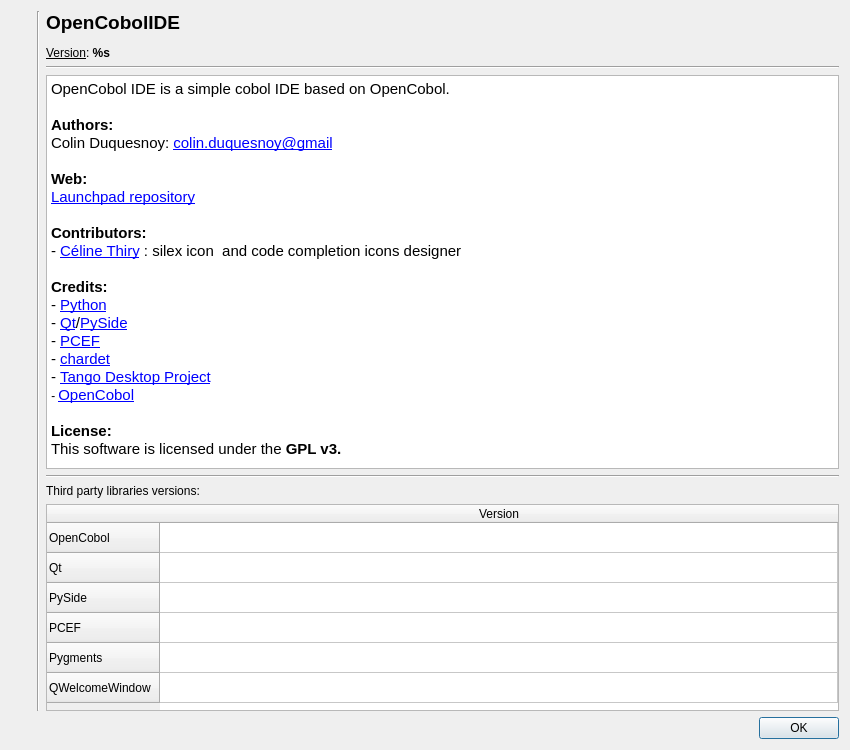
The window that oci/ui/dlg_about.ui (OpenCobolIDE/OpenCobolIDE) describes before a commit, drawn with Qt 5.
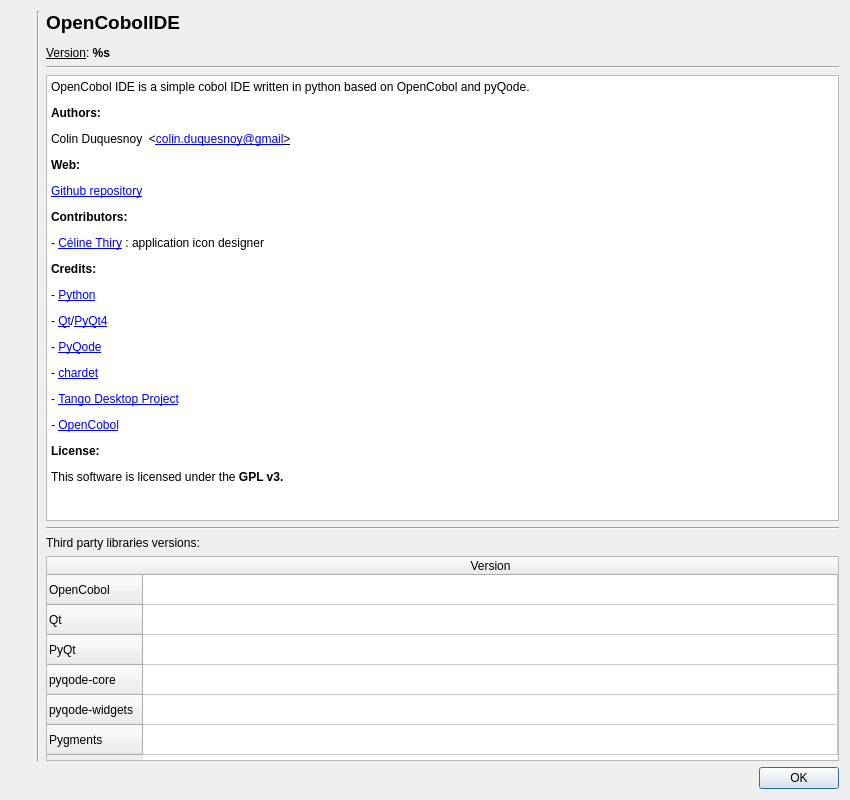
The same window after the commit. Icons and pictures are not drawn.

Commit message: Add dlg about

The edit to the form file:
```diff
--- a/oci/ui/dlg_about.ui
+++ b/oci/ui/dlg_about.ui
@@ -7,13 +7,13 @@
     <x>0</x>
     <y>0</y>
     <width>850</width>
-    <height>750</height>
+    <height>800</height>
    </rect>
   </property>
   <property name="minimumSize">
    <size>
     <width>850</width>
-    <height>750</height>
+    <height>800</height>
    </size>
   </property>
   <property name="windowTitle">
@@ -93,28 +93,23 @@
             <string>&lt;!DOCTYPE HTML PUBLIC &quot;-//W3C//DTD HTML 4.0//EN&quot; &quot;http://www.w3.org/TR/REC-html40/strict.dtd&quot;&gt;
 &lt;html&gt;&lt;head&gt;&lt;meta name=&quot;qrichtext&quot; content=&quot;1&quot; /&gt;&lt;style type=&quot;text/css&quot;&gt;
 p, li { white-space: pre-wrap; }
-&lt;/style&gt;&lt;/head&gt;&lt;body style=&quot; font-family:'Ubuntu'; font-size:11pt; font-weight:400; font-style:normal;&quot;&gt;
-&lt;p style=&quot; margin-top:0px; margin-bottom:0px; margin-left:0px; margin-right:0px; -qt-block-indent:0; text-indent:0px;&quot;&gt;OpenCobol IDE is a simple cobol IDE based on OpenCobol.&lt;/p&gt;
-&lt;p style=&quot;-qt-paragraph-type:empty; margin-top:0px; margin-bottom:0px; margin-left:0px; margin-right:0px; -qt-block-indent:0; text-indent:0px;&quot;&gt;&lt;br /&gt;&lt;/p&gt;
-&lt;p style=&quot; margin-top:0px; margin-bottom:0px; margin-left:0px; margin-right:0px; -qt-block-indent:0; text-indent:0px;&quot;&gt;&lt;span style=&quot; font-weight:600; color:#000000;&quot;&gt;Authors:&lt;/span&gt;&lt;/p&gt;
-&lt;p style=&quot; margin-top:0px; margin-bottom:0px; margin-left:0px; margin-right:0px; -qt-block-indent:0; text-indent:0px;&quot;&gt;&lt;span style=&quot; color:#000000;&quot;&gt;Colin Duquesnoy: &lt;/span&gt;&lt;a href=&quot;mailto:colin.duquesnoy@gmail&quot;&gt;&lt;span style=&quot; text-decoration: underline; color:#0000ff;&quot;&gt;colin.duquesnoy@gmail&lt;/span&gt;&lt;/a&gt;&lt;/p&gt;
-&lt;p style=&quot;-qt-paragraph-type:empty; margin-top:0px; margin-bottom:0px; margin-left:0px; margin-right:0px; -qt-block-indent:0; text-indent:0px; text-decoration: underline; color:#0000ff;&quot;&gt;&lt;br /&gt;&lt;/p&gt;
-&lt;p style=&quot; margin-top:0px; margin-bottom:0px; margin-left:0px; margin-right:0px; -qt-block-indent:0; text-indent:0px;&quot;&gt;&lt;span style=&quot; font-weight:600;&quot;&gt;Web:&lt;/span&gt;&lt;/p&gt;
-&lt;p style=&quot; margin-top:0px; margin-bottom:0px; margin-left:0px; margin-right:0px; -qt-block-indent:0; text-indent:0px;&quot;&gt;&lt;a href=&quot;https://launchpad.net/cobcide&quot;&gt;&lt;span style=&quot; text-decoration: underline; color:#0000ff;&quot;&gt;Launchpad repository&lt;/span&gt;&lt;/a&gt;&lt;/p&gt;
-&lt;p style=&quot;-qt-paragraph-type:empty; margin-top:0px; margin-bottom:0px; margin-left:0px; margin-right:0px; -qt-block-indent:0; text-indent:0px; font-weight:600;&quot;&gt;&lt;br /&gt;&lt;/p&gt;
-&lt;p style=&quot; margin-top:0px; margin-bottom:0px; margin-left:0px; margin-right:0px; -qt-block-indent:0; text-indent:0px;&quot;&gt;&lt;span style=&quot; font-weight:600;&quot;&gt;Contributors: &lt;/span&gt;&lt;/p&gt;
-&lt;p style=&quot; margin-top:0px; margin-bottom:0px; margin-left:0px; margin-right:0px; -qt-block-indent:0; text-indent:0px;&quot;&gt;- &lt;a href=&quot;mailto:thiry.celi@gmail.com&quot;&gt;&lt;span style=&quot; text-decoration: underline; color:#0000ff;&quot;&gt;Céline Thiry&lt;/span&gt;&lt;/a&gt; : silex icon  and code completion icons designer&lt;/p&gt;
-&lt;p style=&quot;-qt-paragraph-type:empty; margin-top:0px; margin-bottom:0px; margin-left:0px; margin-right:0px; -qt-block-indent:0; text-indent:0px;&quot;&gt;&lt;br /&gt;&lt;/p&gt;
-&lt;p style=&quot; margin-top:0px; margin-bottom:0px; margin-left:0px; margin-right:0px; -qt-block-indent:0; text-indent:0px;&quot;&gt;&lt;span style=&quot; font-weight:600;&quot;&gt;Credits: &lt;/span&gt;&lt;/p&gt;
-&lt;p style=&quot; margin-top:0px; margin-bottom:0px; margin-left:0px; margin-right:0px; -qt-block-indent:0; text-indent:0px;&quot;&gt;- &lt;a href=&quot;http://python.org/&quot;&gt;&lt;span style=&quot; text-decoration: underline; color:#0000ff;&quot;&gt;Python&lt;/span&gt;&lt;/a&gt;&lt;/p&gt;
-&lt;p style=&quot; margin-top:0px; margin-bottom:0px; margin-left:0px; margin-right:0px; -qt-block-indent:0; text-indent:0px;&quot;&gt;- &lt;a href=&quot;http://qt-project.org/&quot;&gt;&lt;span style=&quot; text-decoration: underline; color:#0000ff;&quot;&gt;Qt&lt;/span&gt;&lt;/a&gt;/&lt;a href=&quot;http://qt-project.org/wiki/Category:LanguageBindings::PySide&quot;&gt;&lt;span style=&quot; text-decoration: underline; color:#0000ff;&quot;&gt;PySide&lt;/span&gt;&lt;/a&gt;&lt;/p&gt;
-&lt;p style=&quot; margin-top:0px; margin-bottom:0px; margin-left:0px; margin-right:0px; -qt-block-indent:0; text-indent:0px;&quot;&gt;- &lt;a href=&quot;https://github.com/ColinDuquesnoy/PCEF&quot;&gt;&lt;span style=&quot; text-decoration: underline; color:#0000ff;&quot;&gt;PCEF&lt;/span&gt;&lt;/a&gt;&lt;/p&gt;
-&lt;p style=&quot; margin-top:0px; margin-bottom:0px; margin-left:0px; margin-right:0px; -qt-block-indent:0; text-indent:0px;&quot;&gt;- &lt;a href=&quot;https://pypi.python.org/pypi/chardet&quot;&gt;&lt;span style=&quot; text-decoration: underline; color:#0000ff;&quot;&gt;chardet&lt;/span&gt;&lt;/a&gt;&lt;/p&gt;
-&lt;p style=&quot; margin-top:0px; margin-bottom:0px; margin-left:0px; margin-right:0px; -qt-block-indent:0; text-indent:0px;&quot;&gt;- &lt;a href=&quot;http://tango.freedesktop.org/&quot;&gt;&lt;span style=&quot; text-decoration: underline; color:#0000ff;&quot;&gt;Tango Desktop Project&lt;/span&gt;&lt;/a&gt;&lt;/p&gt;
-&lt;p style=&quot; margin-top:0px; margin-bottom:0px; margin-left:0px; margin-right:0px; -qt-block-indent:0; text-indent:0px;&quot;&gt;&lt;span style=&quot; font-size:9pt; font-style:italic;&quot;&gt;- &lt;/span&gt;&lt;a href=&quot;http://www.opencobol.org/&quot;&gt;&lt;span style=&quot; text-decoration: underline; color:#0000ff;&quot;&gt;OpenCobol&lt;/span&gt;&lt;/a&gt;&lt;/p&gt;
-&lt;p style=&quot;-qt-paragraph-type:empty; margin-top:0px; margin-bottom:0px; margin-left:0px; margin-right:0px; -qt-block-indent:0; text-indent:0px; text-decoration: underline; color:#0000ff;&quot;&gt;&lt;br /&gt;&lt;/p&gt;
-&lt;p style=&quot; margin-top:0px; margin-bottom:0px; margin-left:0px; margin-right:0px; -qt-block-indent:0; text-indent:0px;&quot;&gt;&lt;span style=&quot; font-weight:600;&quot;&gt;License:&lt;/span&gt;&lt;/p&gt;
-&lt;p style=&quot; margin-top:0px; margin-bottom:0px; margin-left:0px; margin-right:0px; -qt-block-indent:0; text-indent:0px;&quot;&gt;This software is licensed under the &lt;span style=&quot; font-weight:600;&quot;&gt;GPL v3.&lt;/span&gt;&lt;/p&gt;&lt;/body&gt;&lt;/html&gt;</string>
+&lt;/style&gt;&lt;/head&gt;&lt;body style=&quot; font-family:'Sans'; font-size:9pt; font-weight:400; font-style:normal;&quot;&gt;
+&lt;p style=&quot; margin-top:12px; margin-bottom:12px; margin-left:0px; margin-right:0px; -qt-block-indent:0; text-indent:0px;&quot;&gt;&lt;span style=&quot; font-family:'Ubuntu';&quot;&gt;OpenCobol IDE is a simple cobol IDE written in python based on OpenCobol and pyQode.&lt;/span&gt;&lt;/p&gt;
+&lt;p style=&quot; margin-top:12px; margin-bottom:12px; margin-left:0px; margin-right:0px; -qt-block-indent:0; text-indent:0px;&quot;&gt;&lt;span style=&quot; font-family:'Ubuntu'; font-weight:600; color:#000000;&quot;&gt;Authors:&lt;/span&gt;&lt;/p&gt;
+&lt;p style=&quot; margin-top:12px; margin-bottom:12px; margin-left:0px; margin-right:0px; -qt-block-indent:0; text-indent:0px;&quot;&gt;&lt;span style=&quot; font-family:'Ubuntu'; color:#000000;&quot;&gt;Colin Duquesnoy  &amp;lt;&lt;/span&gt;&lt;a href=&quot;mailto:colin.duquesnoy@gmail&quot;&gt;&lt;span style=&quot; font-family:'Ubuntu'; text-decoration: underline; color:#0000ff;&quot;&gt;colin.duquesnoy@gmail&lt;/span&gt;&lt;/a&gt;&lt;a href=&quot;mailto:colin.duquesnoy@gmail&quot;&gt;&lt;span style=&quot; font-family:'Ubuntu'; text-decoration: underline; color:#000000;&quot;&gt;&amp;gt;&lt;/span&gt;&lt;/a&gt;&lt;/p&gt;
+&lt;p style=&quot; margin-top:12px; margin-bottom:12px; margin-left:0px; margin-right:0px; -qt-block-indent:0; text-indent:0px;&quot;&gt;&lt;span style=&quot; font-family:'Ubuntu'; font-weight:600;&quot;&gt;Web:&lt;/span&gt;&lt;/p&gt;
+&lt;p style=&quot; margin-top:12px; margin-bottom:12px; margin-left:0px; margin-right:0px; -qt-block-indent:0; text-indent:0px;&quot;&gt;&lt;a href=&quot;https://github.com/ColinDuquesnoy/OpenCobolIDE&quot;&gt;&lt;span style=&quot; text-decoration: underline; color:#0000ff;&quot;&gt;Github repository&lt;/span&gt;&lt;/a&gt;&lt;/p&gt;
+&lt;p style=&quot; margin-top:12px; margin-bottom:12px; margin-left:0px; margin-right:0px; -qt-block-indent:0; text-indent:0px;&quot;&gt;&lt;span style=&quot; font-family:'Ubuntu'; font-weight:600;&quot;&gt;Contributors: &lt;/span&gt;&lt;/p&gt;
+&lt;p style=&quot; margin-top:12px; margin-bottom:12px; margin-left:0px; margin-right:0px; -qt-block-indent:0; text-indent:0px;&quot;&gt;&lt;span style=&quot; font-family:'Ubuntu';&quot;&gt;- &lt;/span&gt;&lt;a href=&quot;mailto:thiry.celi@gmail.com&quot;&gt;&lt;span style=&quot; font-family:'Ubuntu'; text-decoration: underline; color:#0000ff;&quot;&gt;Céline Thiry&lt;/span&gt;&lt;/a&gt;&lt;span style=&quot; font-family:'Ubuntu';&quot;&gt; : application icon designer&lt;/span&gt;&lt;/p&gt;
+&lt;p style=&quot; margin-top:12px; margin-bottom:12px; margin-left:0px; margin-right:0px; -qt-block-indent:0; text-indent:0px;&quot;&gt;&lt;span style=&quot; font-family:'Ubuntu'; font-weight:600;&quot;&gt;Credits: &lt;/span&gt;&lt;/p&gt;
+&lt;p style=&quot; margin-top:12px; margin-bottom:12px; margin-left:0px; margin-right:0px; -qt-block-indent:0; text-indent:0px;&quot;&gt;&lt;span style=&quot; font-family:'Ubuntu';&quot;&gt;- &lt;/span&gt;&lt;a href=&quot;http://python.org/&quot;&gt;&lt;span style=&quot; font-family:'Ubuntu'; text-decoration: underline; color:#0000ff;&quot;&gt;Python&lt;/span&gt;&lt;/a&gt;&lt;/p&gt;
+&lt;p style=&quot; margin-top:12px; margin-bottom:12px; margin-left:0px; margin-right:0px; -qt-block-indent:0; text-indent:0px;&quot;&gt;&lt;span style=&quot; font-family:'Ubuntu';&quot;&gt;- &lt;/span&gt;&lt;a href=&quot;http://qt-project.org/&quot;&gt;&lt;span style=&quot; font-family:'Ubuntu'; text-decoration: underline; color:#0000ff;&quot;&gt;Qt&lt;/span&gt;&lt;/a&gt;&lt;span style=&quot; font-family:'Ubuntu';&quot;&gt;/&lt;/span&gt;&lt;a href=&quot;http://www.riverbankcomputing.com/software/pyqt/intro&quot;&gt;&lt;span style=&quot; text-decoration: underline; color:#0000ff;&quot;&gt;PyQt4&lt;/span&gt;&lt;/a&gt;&lt;/p&gt;
+&lt;p style=&quot; margin-top:12px; margin-bottom:12px; margin-left:0px; margin-right:0px; -qt-block-indent:0; text-indent:0px;&quot;&gt;&lt;span style=&quot; font-family:'Ubuntu';&quot;&gt;- &lt;/span&gt;&lt;a href=&quot;https://github.com/ColinDuquesnoy/pyqode-core&quot;&gt;&lt;span style=&quot; text-decoration: underline; color:#0000ff;&quot;&gt;PyQode&lt;/span&gt;&lt;/a&gt;&lt;/p&gt;
+&lt;p style=&quot; margin-top:12px; margin-bottom:12px; margin-left:0px; margin-right:0px; -qt-block-indent:0; text-indent:0px;&quot;&gt;&lt;span style=&quot; font-family:'Ubuntu';&quot;&gt;- &lt;/span&gt;&lt;a href=&quot;https://pypi.python.org/pypi/chardet&quot;&gt;&lt;span style=&quot; font-family:'Ubuntu'; text-decoration: underline; color:#0000ff;&quot;&gt;chardet&lt;/span&gt;&lt;/a&gt;&lt;/p&gt;
+&lt;p style=&quot; margin-top:12px; margin-bottom:12px; margin-left:0px; margin-right:0px; -qt-block-indent:0; text-indent:0px;&quot;&gt;&lt;span style=&quot; font-family:'Ubuntu';&quot;&gt;- &lt;/span&gt;&lt;a href=&quot;http://tango.freedesktop.org/&quot;&gt;&lt;span style=&quot; font-family:'Ubuntu'; text-decoration: underline; color:#0000ff;&quot;&gt;Tango Desktop Project&lt;/span&gt;&lt;/a&gt;&lt;/p&gt;
+&lt;p style=&quot; margin-top:12px; margin-bottom:12px; margin-left:0px; margin-right:0px; -qt-block-indent:0; text-indent:0px;&quot;&gt;&lt;span style=&quot; font-family:'Ubuntu'; font-style:italic;&quot;&gt;- &lt;/span&gt;&lt;a href=&quot;http://www.opencobol.org/&quot;&gt;&lt;span style=&quot; font-family:'Ubuntu'; text-decoration: underline; color:#0000ff;&quot;&gt;OpenCobol&lt;/span&gt;&lt;/a&gt;&lt;/p&gt;
+&lt;p style=&quot; margin-top:12px; margin-bottom:12px; margin-left:0px; margin-right:0px; -qt-block-indent:0; text-indent:0px;&quot;&gt;&lt;span style=&quot; font-family:'Ubuntu'; font-weight:600;&quot;&gt;License:&lt;/span&gt;&lt;/p&gt;
+&lt;p style=&quot; margin-top:12px; margin-bottom:12px; margin-left:0px; margin-right:0px; -qt-block-indent:0; text-indent:0px;&quot;&gt;&lt;span style=&quot; font-family:'Ubuntu';&quot;&gt;This software is licensed under the &lt;/span&gt;&lt;span style=&quot; font-family:'Ubuntu'; font-weight:600;&quot;&gt;GPL v3.&lt;/span&gt;&lt;/p&gt;&lt;/body&gt;&lt;/html&gt;</string>
            </property>
            <property name="textInteractionFlags">
             <set>Qt::LinksAccessibleByMouse|Qt::TextSelectableByMouse</set>
@@ -146,7 +141,7 @@
            <property name="maximumSize">
             <size>
              <width>16777215</width>
-             <height>207</height>
+             <height>205</height>
             </size>
            </property>
            <property name="focusPolicy">
@@ -185,12 +180,17 @@
            </row>
            <row>
             <property name="text">
-             <string>PySide</string>
+             <string>PyQt</string>
             </property>
            </row>
            <row>
             <property name="text">
-             <string>PCEF</string>
+             <string>pyqode-core</string>
+            </property>
+           </row>
+           <row>
+            <property name="text">
+             <string>pyqode-widgets</string>
             </property>
            </row>
            <row>
@@ -198,11 +198,6 @@
              <string>Pygments</string>
             </property>
            </row>
-           <row>
-            <property name="text">
-             <string>QWelcomeWindow</string>
-            </property>
-           </row>
            <column>
             <property name="text">
              <string>Version</string>
```
The commit also changes 2 other files.
